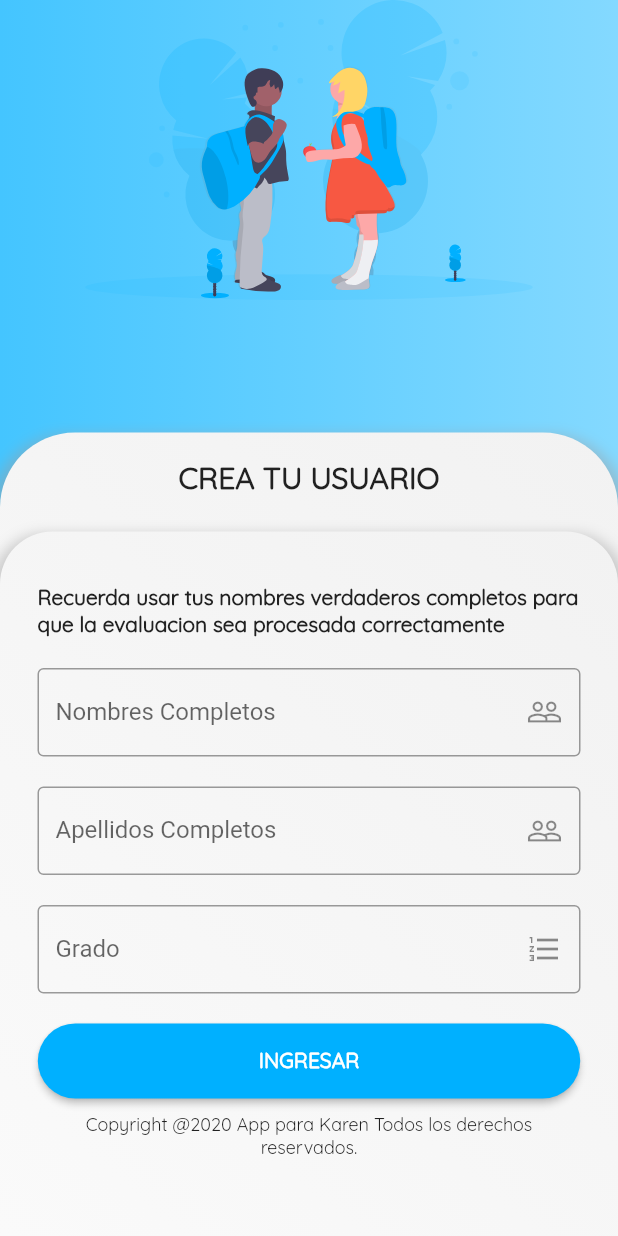
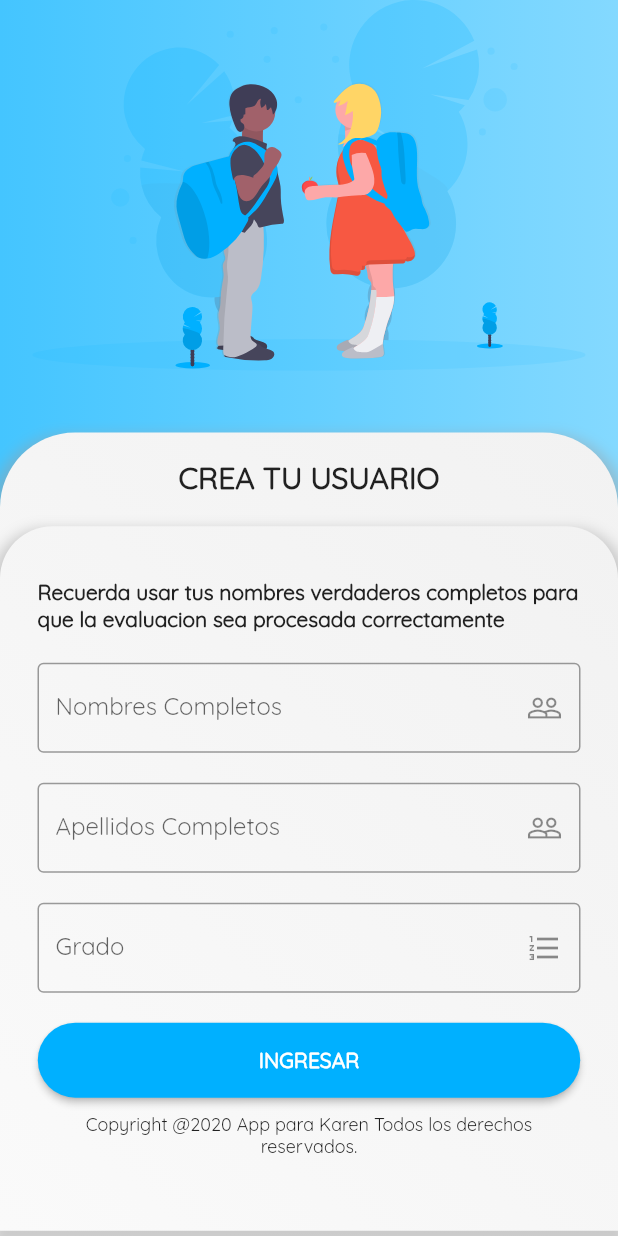
Before and after one commit to MeloGon/QuizApp, a Flutter app: the screen it shows after launch, on a phone screen of 412 x 824 dp. Run offline on Flutter 3.47's test engine with Material 2 defaults, Android fonts, the phone set to English and light mode, and no system bars; our stand-ins replace flutter_svg.

Commit message:
third commit

```diff
--- a/lib/src/pages/enter_page.dart
+++ b/lib/src/pages/enter_page.dart
@@ -8,14 +8,17 @@ class EnterPage extends StatefulWidget {
 }
 
 class _EnterPageState extends State<EnterPage> {
+  var _screenSize;
   @override
   Widget build(BuildContext context) {
+    _screenSize = MediaQuery.of(context).size;
     return Scaffold(
-      body: Stack(
+      body: SafeArea(
+        child: Stack(
           children: [
             backgroundLogin(),
             Container(
-            height: 200.0,
+              height: _screenSize.height * 0.3,
               width: double.infinity,
               child: SvgPicture.asset(
                 'assets/images/studentss.svg',
@@ -24,7 +27,15 @@ class _EnterPageState extends State<EnterPage> {
             Align(alignment: Alignment.bottomCenter, child: stackTitle()),
             Align(
                 alignment: Alignment.bottomCenter,
-              child: Stack(
+                child: contentStack(context)),
+          ],
+        ),
+      ),
+    );
+  }
+
+  Stack contentStack(BuildContext context) {
+    return Stack(
       children: [
         ContainerUpRounded(
           ht: 0.57,
@@ -33,22 +44,22 @@ class _EnterPageState extends State<EnterPage> {
         ),
         Container(
           margin: EdgeInsets.symmetric(vertical: 10.0),
-                    padding:
-                        EdgeInsets.only(left: 25.0, right: 25.0, top: 25.0),
-                    height: 410.0,
+          padding: EdgeInsets.only(left: 25.0, right: 25.0, top: 25.0),
+          height: _screenSize.height * 0.55,
           width: double.infinity,
+          child: SingleChildScrollView(
             child: Column(
               children: [
                 Text(
                   'Recuerda usar tus nombres verdaderos completos para que la evaluacion sea procesada correctamente',
                   style: TextStyle(
-                              fontFamily: 'quicksand',
-                              fontWeight: FontWeight.w600),
+                      fontFamily: 'quicksand', fontWeight: FontWeight.w600),
                 ),
                 SizedBox(
                   height: 20.0,
                 ),
                 TextField(
+                  style: TextStyle(fontFamily: 'quicksand'),
                   decoration: InputDecoration(
                     suffixIcon: Icon(Icons.people_outline),
                     border: OutlineInputBorder(),
@@ -59,6 +70,7 @@ class _EnterPageState extends State<EnterPage> {
                   height: 20.0,
                 ),
                 TextField(
+                  style: TextStyle(fontFamily: 'quicksand'),
                   decoration: InputDecoration(
                     suffixIcon: Icon(Icons.people_outline),
                     border: OutlineInputBorder(),
@@ -69,6 +81,7 @@ class _EnterPageState extends State<EnterPage> {
                   height: 20.0,
                 ),
                 TextField(
+                  style: TextStyle(fontFamily: 'quicksand'),
                   decoration: InputDecoration(
                     suffixIcon: Icon(Icons.format_list_numbered),
                     border: OutlineInputBorder(),
@@ -99,17 +112,14 @@ class _EnterPageState extends State<EnterPage> {
                 ),
                 Text(
                   'Copyright @2020 App para Karen Todos los derechos reservados.',
-                          style: TextStyle(
-                              fontFamily: 'quicksand', fontSize: 12.0),
+                  style: TextStyle(fontFamily: 'quicksand', fontSize: 12.0),
                   textAlign: TextAlign.center,
                 )
               ],
             ),
+          ),
         )
       ],
-              )),
-        ],
-      ),
     );
   }
 
```
Lines whose indentation alone changed are shown as unchanged.
